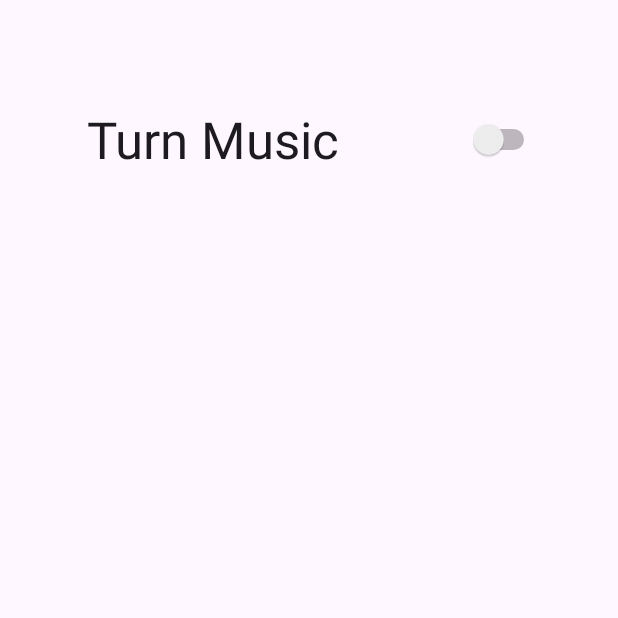
After one commit to Hau09dw/Android, an Android app: the SettingActivity screen opened directly, with no data from a screen before it, on a phone screen of 412 x 824 dp, the top half of it. The commit adds this screen. Run offline under Robolectric (Android 15) with nearby library versions, the phone set to English and light mode, and no system bars; 1 statement that could not run was skipped.

Commit message:
BackgroundMusic

```diff
--- a/app/src/main/AndroidManifest.xml
+++ b/app/src/main/AndroidManifest.xml
@@ -21,6 +21,12 @@
                 <category android:name="android.intent.category.LAUNCHER" />
             </intent-filter>
         </activity>
+        <activity android:name=".UI.SettingActivity"
+            android:exported="false">
+        </activity>
+        <service android:name=".UI.BackgroundMusicService" />
     </application>
+    <uses-permission android:name="android.permission.READ_EXTERNAL_STORAGE"/>
+    <uses-permission android:name="android.permission.INTERNET" />
 
 </manifest>
--- /dev/null
+++ b/app/src/main/java/com/example/project_management_g1/UI/SettingActivity.java
@@ -0,0 +1,93 @@
+package com.example.project_management_g1.UI;
+
+import android.content.ComponentName;
+import android.content.Context;
+import android.content.Intent;
+import android.content.ServiceConnection;
+import android.content.SharedPreferences;
+import android.os.Bundle;
+import android.os.IBinder;
+import android.widget.CompoundButton;
+import android.widget.Switch;
+
+import androidx.appcompat.app.AppCompatActivity;
+
+import com.example.project_management_g1.R;
+
+public class SettingActivity extends AppCompatActivity {
+    private Switch musicSwitch;
+    private BackgroundMusicService musicService;
+    private boolean bound = false;
+    private SharedPreferences sharedPreferences;
+
+    private ServiceConnection connection = new ServiceConnection() {
+        @Override
+        public void onServiceConnected(ComponentName className, IBinder service) {
+            BackgroundMusicService.LocalBinder binder = (BackgroundMusicService.LocalBinder) service;
+            musicService = binder.getService();
+            bound = true;
+            updateSwitchState();
+        }
+
+        @Override
+        public void onServiceDisconnected(ComponentName arg0) {
+            bound = false;
+        }
+    };
+
+    @Override
+    protected void onCreate(Bundle savedInstanceState) {
+        super.onCreate(savedInstanceState);
+        setContentView(R.layout.setting);
+
+        sharedPreferences = getSharedPreferences("MusicPrefs", MODE_PRIVATE);
+
+        musicSwitch = findViewById(R.id.musicSwitch);
+        musicSwitch.setOnCheckedChangeListener(new CompoundButton.OnCheckedChangeListener() {
+            @Override
+            public void onCheckedChanged(CompoundButton buttonView, boolean isChecked) {
+                if (bound) {
+                    Intent intent = new Intent(SettingActivity.this, BackgroundMusicService.class);
+                    if (isChecked) {
+                        intent.setAction("PLAY");
+                    } else {
+                        intent.setAction("PAUSE");
+                    }
+                    startService(intent);
+
+                    // Lưu trạng thái của switch
+                    SharedPreferences.Editor editor = sharedPreferences.edit();
+                    editor.putBoolean("isMusicOn", isChecked);
+                    editor.apply();
+                }
+            }
+        });
+    }
+
+    private void updateSwitchState() {
+        boolean isMusicOn = sharedPreferences.getBoolean("isMusicOn", false);
+        musicSwitch.setChecked(isMusicOn);
+    }
+
+    @Override
+    protected void onStart() {
+        super.onStart();
+        Intent intent = new Intent(this, BackgroundMusicService.class);
+        bindService(intent, connection, Context.BIND_AUTO_CREATE);
+    }
+
+    @Override
+
+    protected void onStop() {
+        super.onStop();
+        if (bound) {
+            // Gửi intent để tạm dừng nhạc
+            /*Intent intent = new Intent(this, BackgroundMusicService.class);
+            intent.setAction("PAUSE");
+            startService(intent);*/
+
+            unbindService(connection);
+            bound = false;
+        }
+    }
+}
--- a/app/src/main/res/layout/home.xml
+++ b/app/src/main/res/layout/home.xml
@@ -246,12 +246,14 @@
                 </LinearLayout>
 
                 <LinearLayout
+                    android:id="@+id/setting_part"
                     android:layout_width="0dp"
                     android:layout_height="match_parent"
                     android:layout_gravity="center"
                     android:layout_weight="0.2"
                     android:gravity="center"
-                    android:orientation="vertical">
+                    android:orientation="vertical"
+                    android:clickable="true">
 
                     <ImageView
                         android:id="@+id/id_image_setting"
--- /dev/null
+++ b/app/src/main/res/layout/setting.xml
@@ -0,0 +1,18 @@
+<?xml version="1.0" encoding="utf-8"?>
+<androidx.constraintlayout.widget.ConstraintLayout xmlns:android="http://schemas.android.com/apk/res/android"
+    xmlns:app="http://schemas.android.com/apk/res-auto"
+    xmlns:tools="http://schemas.android.com/tools"
+    android:layout_width="match_parent"
+    android:layout_height="match_parent">
+
+    <Switch
+        android:id="@+id/musicSwitch"
+        android:layout_width="302dp"
+        android:layout_height="153dp"
+        android:layout_marginTop="16dp"
+        android:layout_marginEnd="52dp"
+        android:text="Turn Music"
+        android:textSize="34sp"
+        app:layout_constraintEnd_toEndOf="parent"
+        app:layout_constraintTop_toTopOf="parent" />
+</androidx.constraintlayout.widget.ConstraintLayout>
```
Also changed, not shown: app/src/main/java/com/example/project_management_g1/UI/BackgroundMusicService.java (added, +82 -0 lines), app/src/main/java/com/example/project_management_g1/UI/MainActivity.java (+32 -0 lines).
